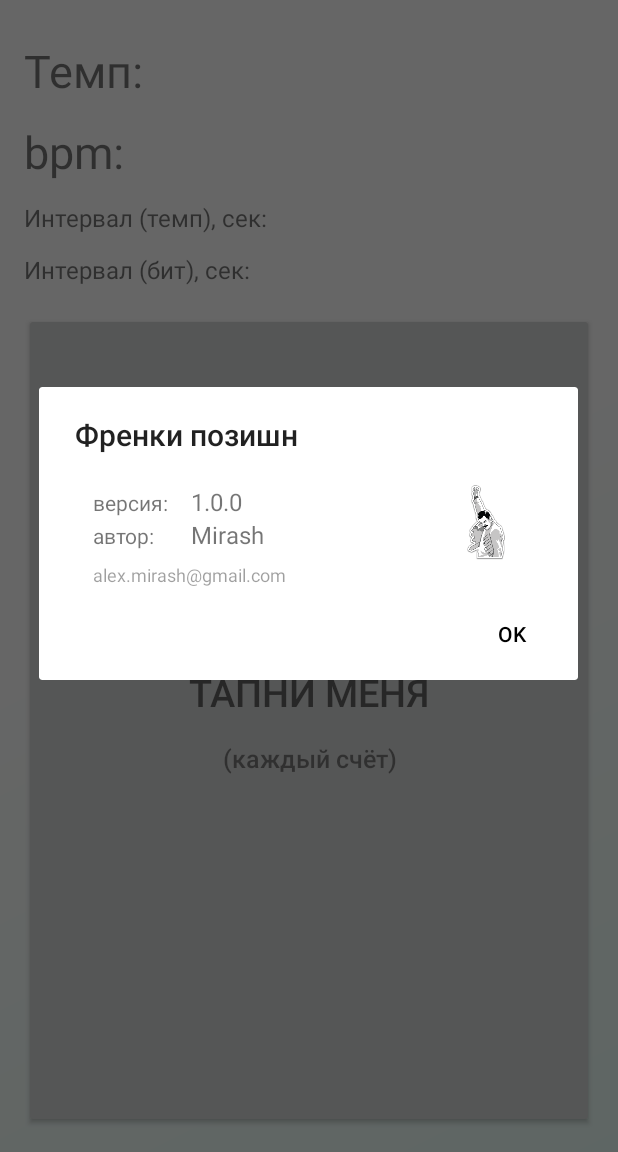
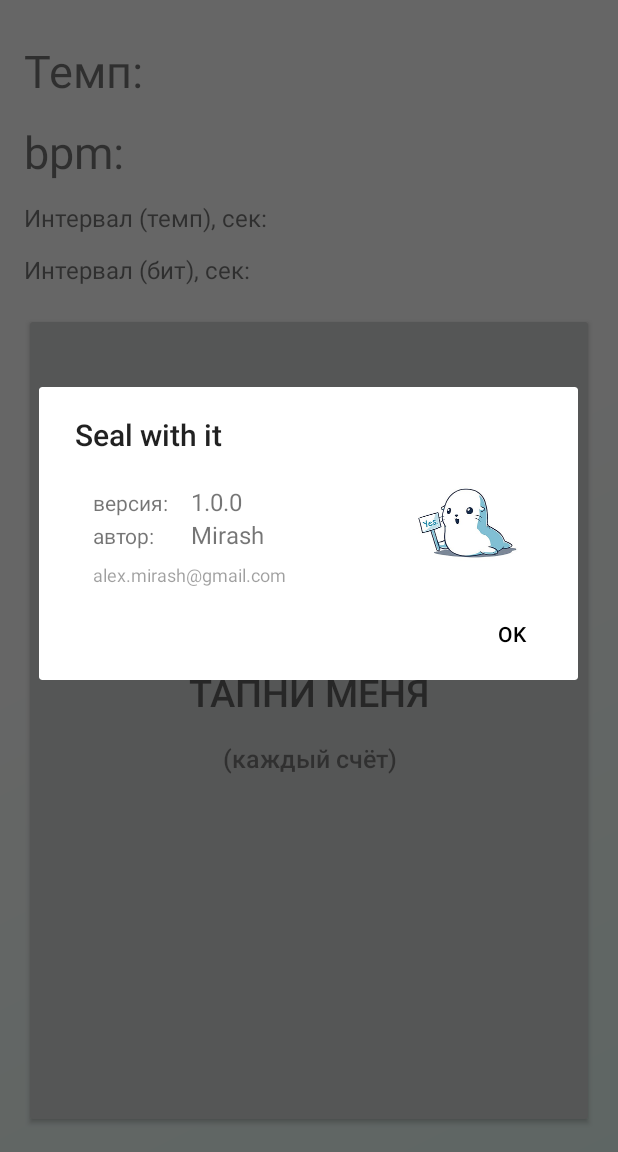
Before and after one commit to alexmirash/BoogieTapper, an Android app: the screen it shows after launch (MainActivity), in the side drawer, after a tap on "Хто здесь", on a phone screen of 412 x 824 dp, the part 84-1236 px from its top. Run offline under Robolectric (Android 15) with nearby library versions, the phone set to English and light mode, and no system bars.

Commit message:
ui improvements

```diff
--- a/app/src/main/AndroidManifest.xml
+++ b/app/src/main/AndroidManifest.xml
@@ -5,7 +5,7 @@
     <application
         android:name=".BoogieApp"
         android:allowBackup="true"
-        android:icon="@mipmap/ic_launcher"
+        android:icon="@mipmap/seal_launcher"
         android:label="@string/app_name"
         android:supportsRtl="true"
         android:theme="@style/AppTheme">
--- a/app/src/main/res/layout/dialog_about_content.xml
+++ b/app/src/main/res/layout/dialog_about_content.xml
@@ -62,9 +62,9 @@
             />
     </LinearLayout>
     <ImageView
-        android:layout_width="50dp"
-        android:layout_height="50dp"
+        android:layout_width="wrap_content"
+        android:layout_height="wrap_content"
         android:layout_gravity="right"
-        android:src="@drawable/freddie"
+        android:src="@drawable/seal"
         />
 </FrameLayout>
--- a/app/src/main/res/values/strings.xml
+++ b/app/src/main/res/values/strings.xml
@@ -49,7 +49,7 @@
     <string name="about_text_author_value">Mirash</string>
     <string name="about_text_version_label">версия:</string>
     <string name="about_text_email_value">alex.mirash@gmail.com</string>
-    <string name="about_dialog_title">Френки позишн</string>
+    <string name="about_dialog_title">Seal with it</string>
 
 
 </resources>
--- a/build.gradle
+++ b/build.gradle
@@ -5,7 +5,7 @@ buildscript {
         jcenter()
     }
     dependencies {
-        classpath 'com.android.tools.build:gradle:2.2.1'
+        classpath 'com.android.tools.build:gradle:2.3.1'
 
         // NOTE: Do not place your application dependencies here; they belong
         // in the individual module build.gradle files
```
Also changed, not shown: app/build.gradle (+5 -5 lines), app/src/main/java/com/alex/mirash/boogietapcounter/pashalka/PashalkaHandler.java (+11 -5 lines), app/src/main/res/drawable/splash_background.xml (added, +10 -0 lines), app/src/main/res/drawable-xxhdpi/freddie.png (deleted), app/src/main/res/drawable-xxhdpi/seal.png (added), app/src/main/res/mipmap-hdpi/ic_launcher.png (deleted), app/src/main/res/mipmap-hdpi/seal_launcher.png (added), app/src/main/res/mipmap-mdpi/ic_launcher.png (deleted), app/src/main/res/mipmap-mdpi/seal_launcher.png (added), app/src/main/res/mipmap-xhdpi/ic_launcher.png (deleted), app/src/main/res/mipmap-xhdpi/seal_launcher.png (added), app/src/main/res/mipmap-xxhdpi/ic_launcher.png (deleted), app/src/main/res/mipmap-xxhdpi/seal_launcher.png (added), app/src/main/res/mipmap-xxxhdpi/ic_launcher.png (deleted), 2 more files.
